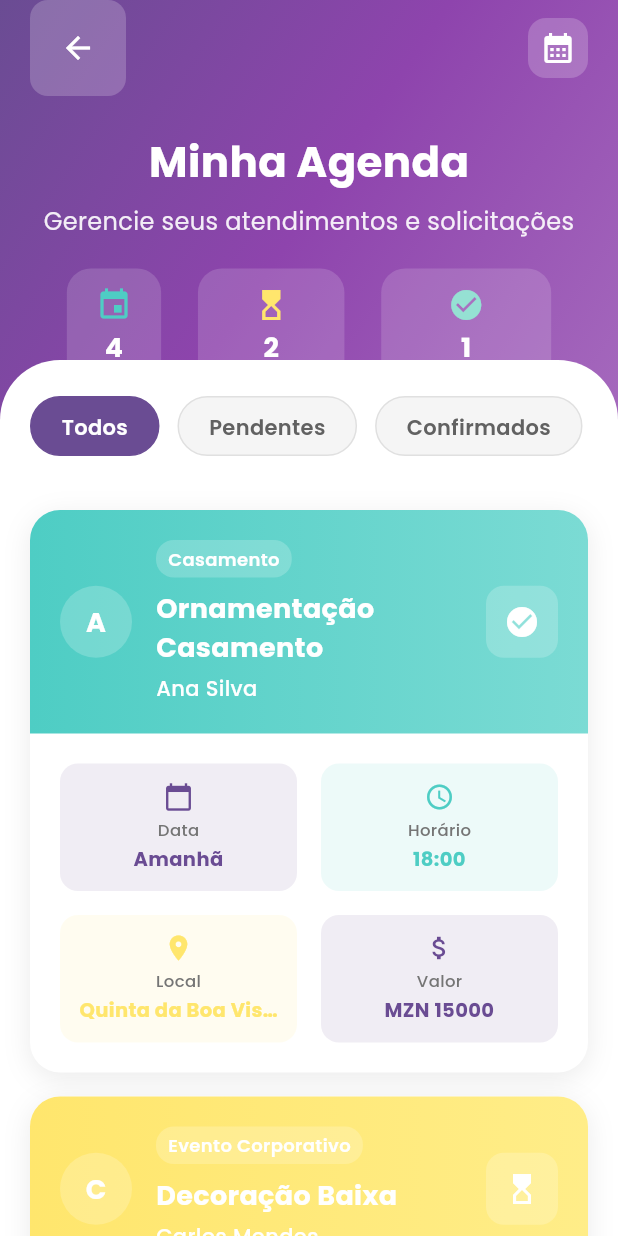
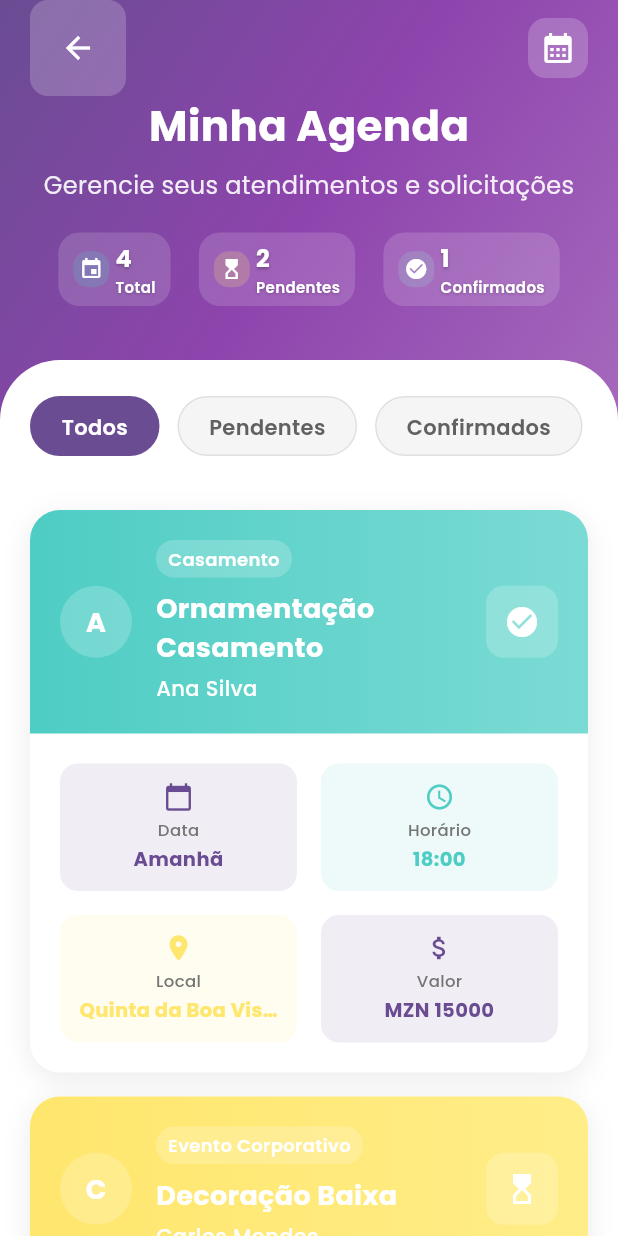
Before and after one commit to Euler-JS/refresh, a Flutter app: the SchedulePage screen opened by its route, on a phone screen of 412 x 824 dp. Run offline on Flutter 3.47's test engine with Material 3 defaults, Android fonts, the light colour scheme and no system bars; our stand-ins replace google_fonts.

Commit message:
Refactor UI components in Clients, Payments, Schedule, and New Service pages for improved layout and styling

```diff
--- a/lib/screens/new_service_page.dart
+++ b/lib/screens/new_service_page.dart
@@ -134,7 +134,7 @@
                   ),
                 ],
               ),
-              const SizedBox(height: 24),
+              // const SizedBox(height: 24),
               const Text(
                 "Novo Serviço",
                 style: TextStyle(
--- a/lib/screens/schedule_page.dart
+++ b/lib/screens/schedule_page.dart
@@ -156,7 +156,7 @@
                   ),
                 ],
               ),
-              const SizedBox(height: 24),
+              // const SizedBox(height: 24),
               const Text(
                 "Minha Agenda",
                 style: TextStyle(
@@ -220,29 +220,58 @@
     required Color color,
   }) {
     return Container(
-      padding: const EdgeInsets.symmetric(horizontal: 16, vertical: 12),
+      padding: const EdgeInsets.symmetric(horizontal: 10, vertical: 6),
       decoration: BoxDecoration(
         color: Colors.white.withOpacity(0.15),
-        borderRadius: BorderRadius.circular(16),
+        borderRadius: BorderRadius.circular(14),
       ),
-      child: Column(
+      child: Row(
+        mainAxisAlignment: MainAxisAlignment.center,
         children: [
-          Icon(icon, color: color, size: 24),
-          const SizedBox(height: 4),
+          Container(
+            padding: const EdgeInsets.all(4),
+            margin: const EdgeInsets.only(right: 4),
+            decoration: BoxDecoration(
+              color: color.withOpacity(0.2),
+              borderRadius: BorderRadius.circular(10),
+            ),
+            child: Icon(icon, color: Colors.white, size: 16),
+          ),
+          Column(
+            crossAxisAlignment: CrossAxisAlignment.start,
+            mainAxisSize: MainAxisSize.min,
+            children: [
               Text(
                 value,
                 style: const TextStyle(
-              fontSize: 18,
+                  fontSize: 16,
                   fontWeight: FontWeight.bold,
                   color: Colors.white,
+                  shadows: [
+                    Shadow(
+                      color: Colors.black26,
+                      blurRadius: 2,
+                      offset: Offset(0, 1),
+                    ),
+                  ],
                 ),
               ),
               Text(
                 label,
                 style: TextStyle(
-              fontSize: 12,
-              color: Colors.white.withOpacity(0.8),
+                  fontSize: 10,
+                  fontWeight: FontWeight.w600,
+                  color: Colors.white,
+                  shadows: [
+                    Shadow(
+                      color: Colors.black26,
+                      blurRadius: 2,
+                      offset: Offset(0, 1),
                     ),
+                  ],
+                ),
+              ),
+            ],
           ),
         ],
       ),
```
Also changed, not shown: lib/screens/clients_page.dart (+52 -70 lines), lib/screens/payments_page.dart (+52 -68 lines). Lines whose indentation alone changed are shown as unchanged.
